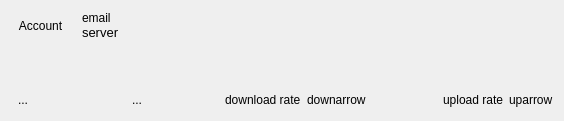
haiwen/seafile-client, file ui/cloud-view.ui: the form before one commit.
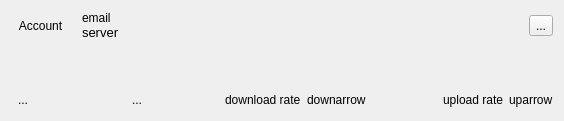
The form after the commit.

Commit message: added seahub messages monitor

The edit to the form file:
```diff
--- a/ui/cloud-view.ui
+++ b/ui/cloud-view.ui
@@ -77,6 +77,13 @@
        </property>
       </spacer>
      </item>
+     <item>
+      <widget class="QToolButton" name="mSeahubMessagesBtn">
+       <property name="text">
+        <string>...</string>
+       </property>
+      </widget>
+     </item>
     </layout>
    </item>
    <item>
```
The commit also changes 10 other files.
